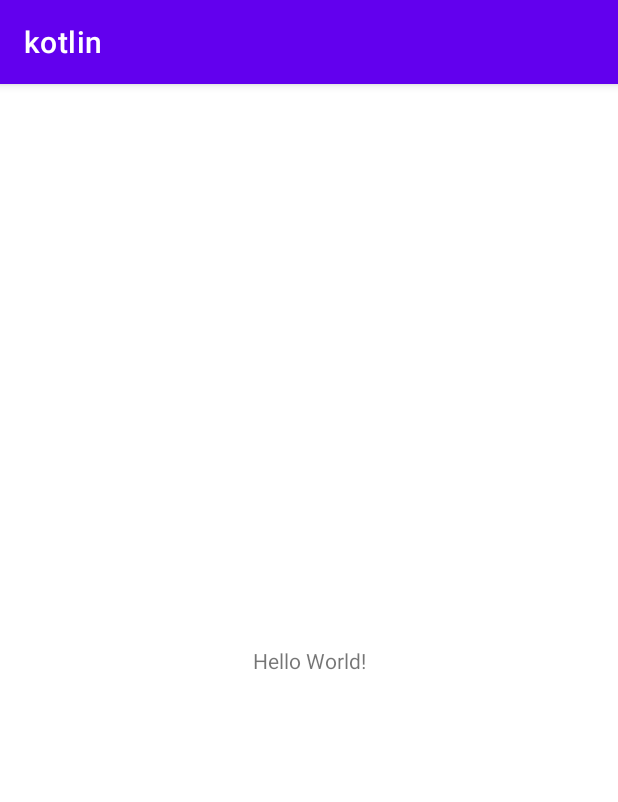
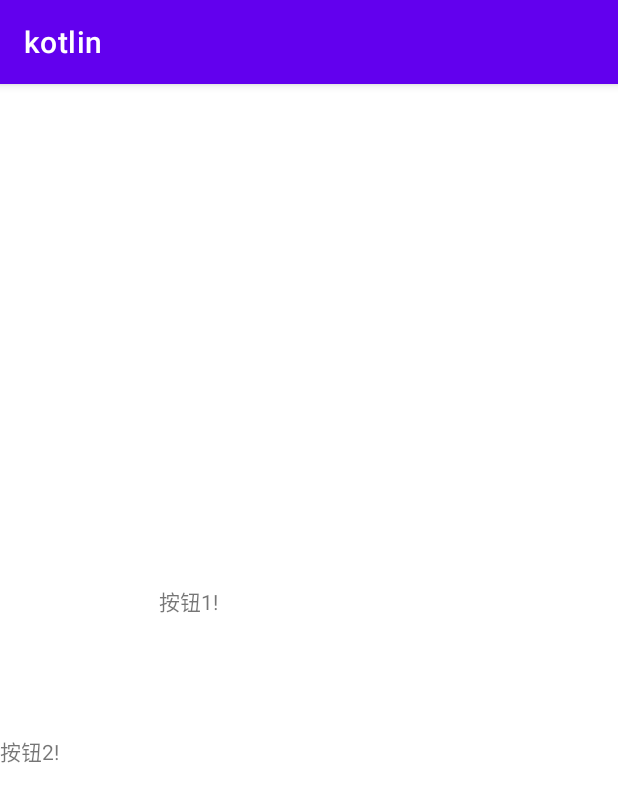
Before and after one commit to shangaimin/ButterknifeLibUtil, an Android app: the screen it shows after launch (MainActivity), on a phone screen of 412 x 824 dp. Shown: the top 802 px of the screen. Run offline under Robolectric (Android 15) with nearby library versions, the phone set to English and light mode, and no system bars; 1 statement that could not run was skipped.

Commit message:
通用事件适配

```diff
--- a/app/src/main/java/com/sgx/kotlin/MainActivity.kt
+++ b/app/src/main/java/com/sgx/kotlin/MainActivity.kt
@@ -4,28 +4,40 @@ import androidx.appcompat.app.AppCompatActivity
 import android.os.Bundle
 import android.widget.TextView
 import android.widget.Toast
-import com.sgx.ioc_annotation_lib.BindView
-import com.sgx.ioc_annotation_lib.ContentView
+import com.sgx.ioc_annotation_lib.annotation.BindView
+import com.sgx.ioc_annotation_lib.annotation.ContentView
 import com.sgx.ioc_annotation_lib.InjectTool
-import com.sgx.ioc_annotation_lib.OnClick
+import com.sgx.ioc_annotation_lib.annation_common.OnClickCommon
+import com.sgx.ioc_annotation_lib.annation_common.OnClickLongCommon
+import com.sgx.ioc_annotation_lib.annotation.OnClick
 import kotlinx.coroutines.GlobalScope
 import kotlinx.coroutines.launch
 
 @ContentView(R.layout.activity_main)
 class MainActivity : AppCompatActivity() {
     @BindView(R.id.test_01)
-    private lateinit var tv1: TextView;
+    private lateinit var tv1: TextView
+
+    @BindView(R.id.test_02)
+    private lateinit var tv2: TextView
     override fun onCreate(savedInstanceState: Bundle?) {
         super.onCreate(savedInstanceState)
         InjectTool.inject(this@MainActivity)
         GlobalScope.launch {
             println("协程启动了")
         }
-        Toast.makeText(this@MainActivity,tv1.text.toString(),Toast.LENGTH_LONG).show()
+        Toast.makeText(this@MainActivity, tv1.text.toString(), Toast.LENGTH_LONG).show()
     }
-    @OnClick(R.id.test_01)
+
+    @OnClickCommon(R.id.test_01)
     private fun show() {
-        Toast.makeText(this@MainActivity,tv1.text.toString(),Toast.LENGTH_LONG).show()
+        Toast.makeText(this@MainActivity, tv1.text.toString(), Toast.LENGTH_LONG).show()
 
     }
+
+    @OnClickLongCommon(R.id.test_02)
+    private fun show1():Boolean {
+        Toast.makeText(this@MainActivity, tv2.text.toString(), Toast.LENGTH_LONG).show()
+        return false;
+    }
 }
--- a/app/src/main/java/com/sgx/kotlin/lifecycleview/SecondActivity.kt
+++ b/app/src/main/java/com/sgx/kotlin/lifecycleview/SecondActivity.kt
@@ -3,7 +3,7 @@ package com.sgx.kotlin.lifecycleview
 import android.os.Bundle
 import android.os.PersistableBundle
 import androidx.appcompat.app.AppCompatActivity
-import com.sgx.ioc_annotation_lib.ContentView
+import com.sgx.ioc_annotation_lib.annotation.ContentView
 import com.sgx.ioc_annotation_lib.InjectTool
 import com.sgx.kotlin.R
 import java.util.*
--- a/app/src/main/res/layout/activity_main.xml
+++ b/app/src/main/res/layout/activity_main.xml
@@ -7,13 +7,21 @@
     tools:context=".MainActivity">
 
     <TextView
-        android:layout_width="wrap_content"
-        android:layout_height="wrap_content"
-        android:text="Hello World!"
+        android:layout_width="200dp"
+        android:layout_height="100dp"
+        android:text="按钮1!"
         android:id="@+id/test_01"
         app:layout_constraintBottom_toBottomOf="parent"
         app:layout_constraintLeft_toLeftOf="parent"
         app:layout_constraintRight_toRightOf="parent"
         app:layout_constraintTop_toTopOf="parent" />
+    <TextView
+        android:layout_width="200dp"
+        android:layout_height="100dp"
+        android:text="按钮2!"
+        android:id="@+id/test_02"
+        app:layout_constraintTop_toBottomOf="@id/test_01"
+
+         />
 
 </androidx.constraintlayout.widget.ConstraintLayout>
--- a/ioc_annotation_lib/src/main/java/com/sgx/ioc_annotation_lib/InjectTool.java
+++ b/ioc_annotation_lib/src/main/java/com/sgx/ioc_annotation_lib/InjectTool.java
@@ -1,13 +1,19 @@
 package com.sgx.ioc_annotation_lib;
 
 import android.util.Log;
-import android.view.Menu;
 import android.view.View;
 
+import com.sgx.ioc_annotation_lib.annation_common.OnBaseCommon;
+import com.sgx.ioc_annotation_lib.annotation.BindView;
+import com.sgx.ioc_annotation_lib.annotation.ContentView;
+import com.sgx.ioc_annotation_lib.annotation.OnClick;
+
+import java.lang.annotation.Annotation;
 import java.lang.reflect.Field;
+import java.lang.reflect.InvocationHandler;
 import java.lang.reflect.InvocationTargetException;
 import java.lang.reflect.Method;
-import java.util.List;
+import java.lang.reflect.Proxy;
 
 public class InjectTool {
     private static final String TAG = InjectTool.class.getSimpleName();
@@ -16,6 +22,59 @@ public class InjectTool {
         injectSetContentView(object);
         injectBindView(object);
         injectOnClick(object);
+
+
+        //通用适配事件代码
+        injectEvent(object);
+    }
+
+    private static void injectEvent(Object object) {
+        Class<?> mainClasses = object.getClass();
+        Method[] declareMethods = mainClasses.getDeclaredMethods();
+        for (Method declareMethod : declareMethods) {
+            declareMethod.setAccessible(true);
+            Annotation[] annotations = declareMethod.getAnnotations();
+            for (Annotation annotation : annotations) {
+                Class<? extends Annotation> annotationType = annotation.annotationType();
+                OnBaseCommon onBaseCommon = annotationType.getAnnotation(OnBaseCommon.class);
+                if (null == onBaseCommon) {
+                    Log.d(TAG, "onBaseCommon注解为null");
+                    continue;
+                }
+                String setCommonListener = onBaseCommon.setCommonListener();
+                Class setCommonObjectListener = onBaseCommon.setCommonObjectListener();
+                String callbackMethod = onBaseCommon.callbackMethod();
+                try {
+                    Method valueMethod = annotationType.getDeclaredMethod("value");
+                    valueMethod.setAccessible(true);
+                    int value = (int) valueMethod.invoke(annotation);
+
+                    Method findViewById = mainClasses.getMethod("findViewById", int.class);
+                    View resultView = (View) findViewById.invoke(object, value);
+
+                    Method mViewMethod = resultView.getClass().getMethod(setCommonListener, setCommonObjectListener);
+
+                    //动态代理监听第三个要素
+                    Object proxy = Proxy.newProxyInstance(setCommonListener.getClass().getClassLoader(),
+                            new Class[]{setCommonObjectListener},
+                            new InvocationHandler() {
+                                @Override
+                                public Object invoke(Object o, Method method, Object[] objects) throws Throwable {
+                                    return declareMethod.invoke(object, null);
+                                }
+                            });
+                    mViewMethod.invoke(resultView, proxy);
+                } catch (NoSuchMethodException e) {
+                    e.printStackTrace();
+                } catch (IllegalAccessException e) {
+                    e.printStackTrace();
+                } catch (InvocationTargetException e) {
+                    e.printStackTrace();
+                }
+            }
+
+
+        }
     }
 
     private static void injectOnClick(Object object) {
--- a/ioc_annotation_lib/src/main/java/com/sgx/ioc_annotation_lib/BindView.java
+++ b/ioc_annotation_lib/src/main/java/com/sgx/ioc_annotation_lib/annotation/BindView.java
@@ -1,4 +1,4 @@
-package com.sgx.ioc_annotation_lib;
+package com.sgx.ioc_annotation_lib.annotation;
 
 import java.lang.annotation.ElementType;
 import java.lang.annotation.Retention;
--- a/ioc_annotation_lib/src/main/java/com/sgx/ioc_annotation_lib/ContentView.java
+++ b/ioc_annotation_lib/src/main/java/com/sgx/ioc_annotation_lib/annotation/ContentView.java
@@ -1,4 +1,4 @@
-package com.sgx.ioc_annotation_lib;
+package com.sgx.ioc_annotation_lib.annotation;
 
 import java.lang.annotation.ElementType;
 import java.lang.annotation.Retention;
--- a/ioc_annotation_lib/src/main/java/com/sgx/ioc_annotation_lib/OnClick.java
+++ b/ioc_annotation_lib/src/main/java/com/sgx/ioc_annotation_lib/annotation/OnClick.java
@@ -1,4 +1,4 @@
-package com.sgx.ioc_annotation_lib;
+package com.sgx.ioc_annotation_lib.annotation;
 
 import java.lang.annotation.ElementType;
 import java.lang.annotation.Retention;
```
Also changed, not shown: ioc_annotation_lib/build.gradle (+19 -0 lines), ioc_annotation_lib/src/main/java/com/sgx/ioc_annotation_lib/annation_common/OnBaseCommon.java (added, +20 -0 lines), ioc_annotation_lib/src/main/java/com/sgx/ioc_annotation_lib/annation_common/OnClickCommon.java (added, +17 -0 lines), ioc_annotation_lib/src/main/java/com/sgx/ioc_annotation_lib/annation_common/OnClickLongCommon.java (added, +17 -0 lines), ioc_annotation_lib/src/main/java/com/sgx/ioc_annotation_lib/annation_common/OnDragCommon.java (added, +17 -0 lines).
